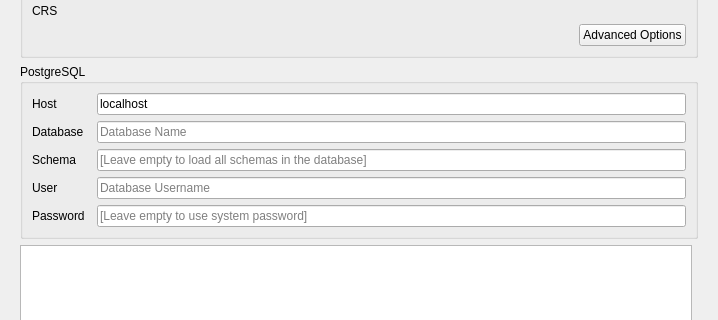
The window that projectgenerator/ui/generate_project.ui (opengisch/QgisModelBaker) describes before a commit, drawn with Qt 5; both pictures show x 0 to 718 and y 135 to 455 of the 718 by 674 pixel window.
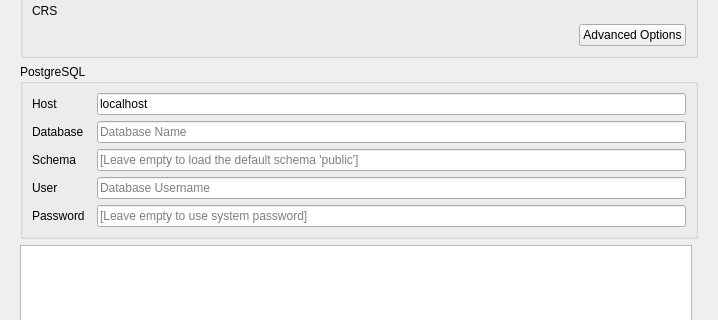
The same window after the commit. Custom widgets are drawn as their Qt base class.

Commit message: Make 'public' the default schema

Patch:
```diff
--- a/projectgenerator/ui/generate_project.ui
+++ b/projectgenerator/ui/generate_project.ui
@@ -55,7 +55,7 @@
           <item row="4" column="2">
            <widget class="QLineEdit" name="pg_schema_line_edit">
             <property name="placeholderText">
-             <string>[Leave empty to load all schemas in the database]</string>
+             <string>[Leave empty to load the default schema 'public']</string>
             </property>
            </widget>
           </item>
```
The commit also changes 4 other files.
